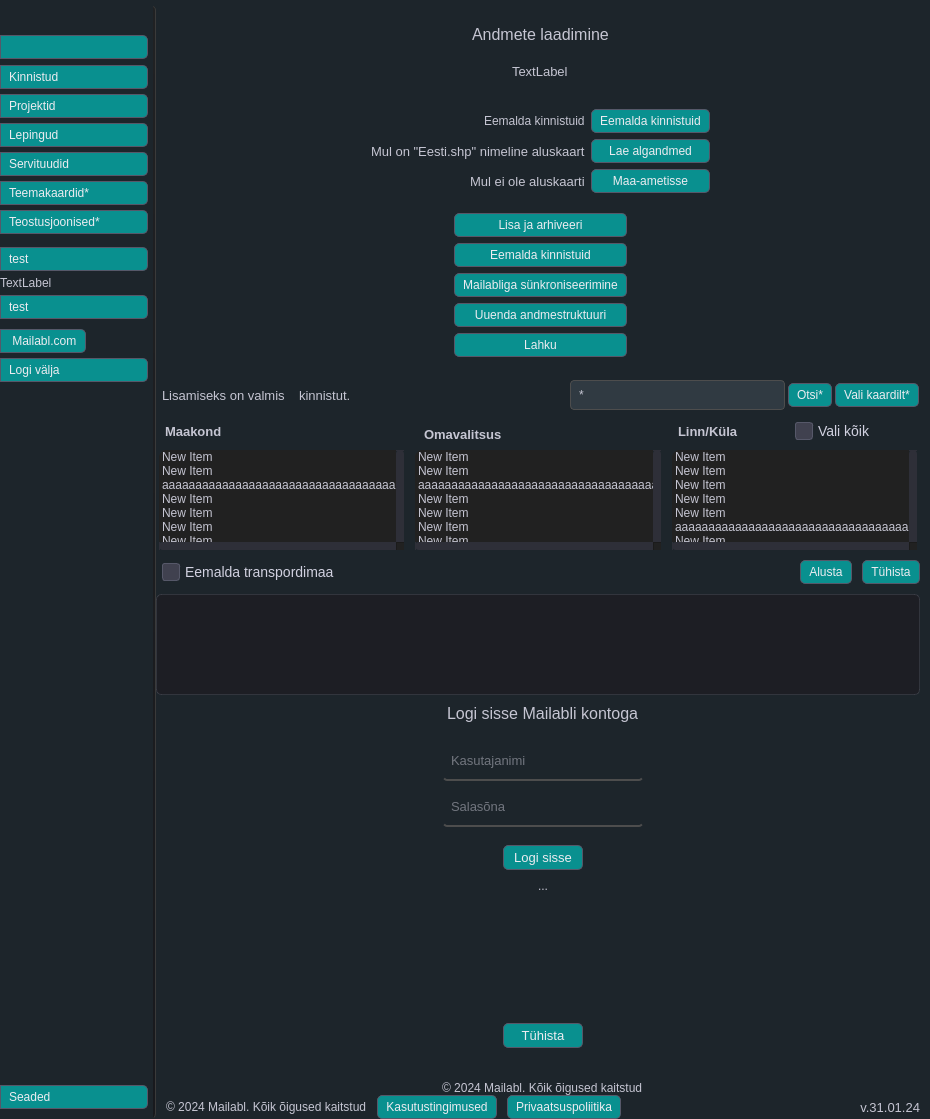
Before: the Qt Designer form mailabl-qgis/Mailabl_dialog_base.ui in TuloliKalver/mailabl-qgis, drawn with Qt 5.
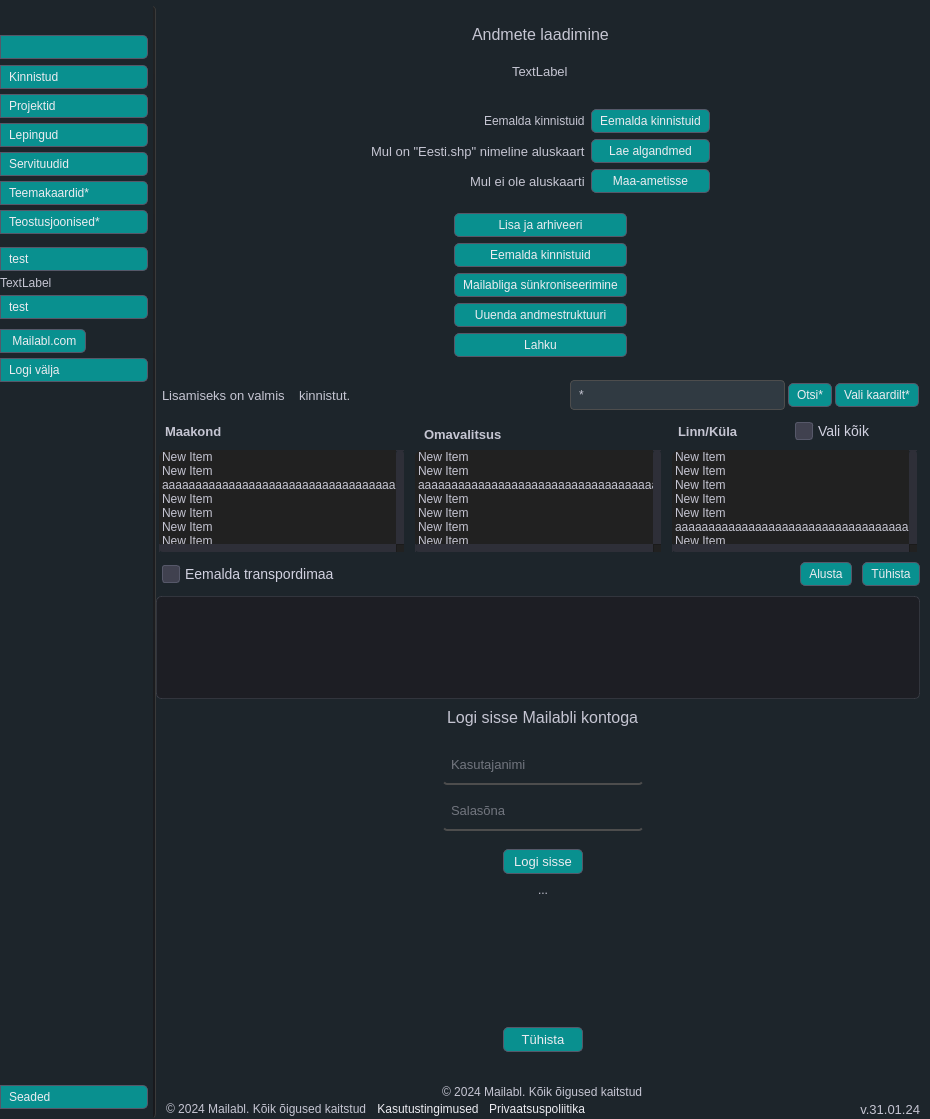
After: the same form once the commit is applied. Icons and pictures are not drawn. Custom widgets are drawn as their Qt base class.

```diff
--- a/mailabl-qgis/Mailabl_dialog_base.ui
+++ b/mailabl-qgis/Mailabl_dialog_base.ui
@@ -51,6 +51,7 @@
 }
 
 
+
 /* ------------------------------------------------------ */
 /* 🧠 Global Interaction Effects - Focused Field &amp; Tabs   */
 /* ------------------------------------------------------ */
@@ -666,6 +667,7 @@
 
 }
 
+
 #MailablDialogBase{
     border: 1px solid #4d4d4d;
 	border-top-left-radius: 7px;     /* Rounded top-left corner */
@@ -673,6 +675,14 @@
     border-right-radius: 7px;        /* No rounding on right side */
     border-left-radius: 7px;    
 	background: None;  /* 10% transparency */
+}
+
+#frAgreements QPushButton {
+    background: transparent;
+    border: none;
+    padding: 0;
+    margin: 0;
+
 }</string>
   </property>
   <layout class="QHBoxLayout" name="horizontalLayout_6">
```
